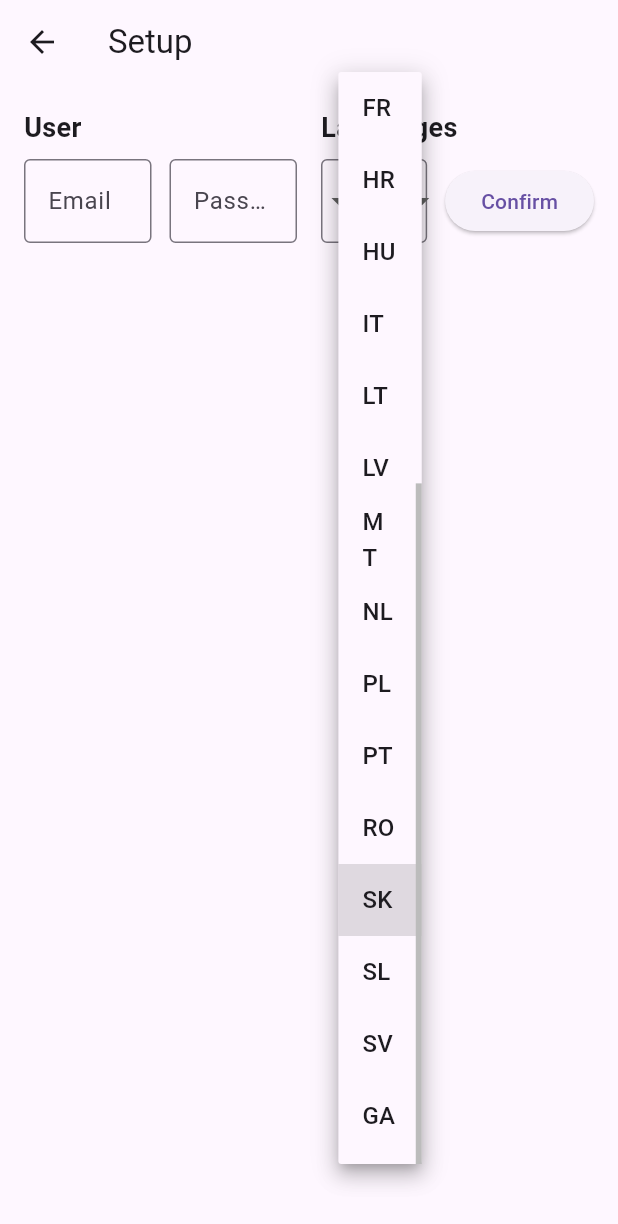
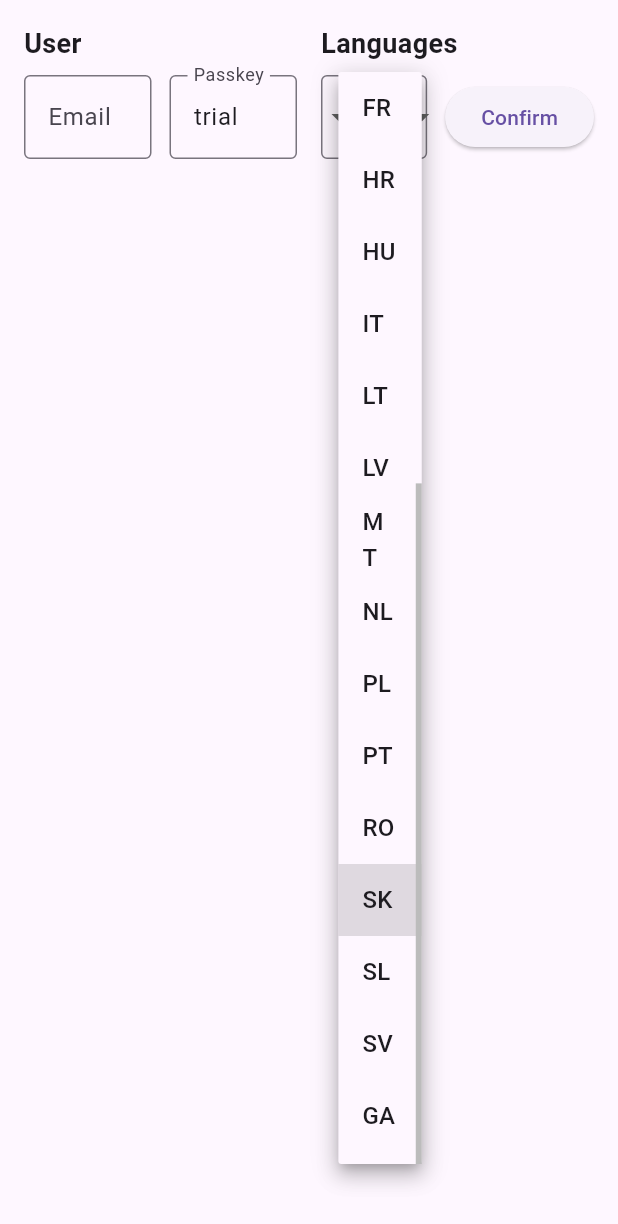
Before and after one commit to jumajazu2/eurolex, a Flutter app: the indicesMaintenance screen opened directly, after a tap on "SK", on a phone screen of 412 x 824 dp. Shown: the top 1224 px of the screen. Run offline on Flutter 3.47's test engine with Material 3 defaults, Android fonts, the phone set to English and light mode, and no system bars; our stand-ins replace file_picker; network calls fail.

Commit message:
initial loading for settings, WIP, null in results

```diff
--- a/lib/file_handling.dart
+++ b/lib/file_handling.dart
@@ -155,7 +155,7 @@ Future<void> writeSettingsToFile(Map<String, dynamic> newJsonData) async {
     final jsonString = const JsonEncoder.withIndent('  ').convert(newJsonData);
     await file.writeAsString(jsonString);
 
-    print("Settings JSON written successfully:\n$jsonString");
+    print("$file\nSettings JSON written successfully:\n$jsonString");
   } catch (e) {
     print("Error writing Settings JSON: $e");
   }
--- a/lib/setup.dart
+++ b/lib/setup.dart
@@ -17,8 +17,8 @@ import 'package:path_provider/path_provider.dart';
 // Simple globals (no `library` / `part`).
 
 // User
-String userEmail = '';
-String userPasskey = '';
+String userEmail = jsonSettings['user_email'] ?? '';
+String userPasskey = jsonSettings['access_key'] ?? '';
 
 // Working languages
 String? lang1;
@@ -113,7 +113,7 @@ class _indicesMaintenanceState extends State<indicesMaintenance> {
         _emailCtrl.text.trim().toLowerCase() == 'juraj.kuban.sk@gmail.com';
 
     return Scaffold(
-      appBar: AppBar(title: const Text('Setup')),
+      // appBar: AppBar(title: const Text('Setup')),
       body: SingleChildScrollView(
         padding: const EdgeInsets.all(16),
         child: Column(
@@ -328,7 +328,13 @@ class _indicesMaintenanceState extends State<indicesMaintenance> {
                   );
                 },
               ),
+              const SizedBox(height: 20),
+              const Text(
+                'Current Settings JSON saved in:',
+                style: TextStyle(fontSize: 18, fontWeight: FontWeight.bold),
+              ),
               const SizedBox(height: 12),
+              Text(File(getFilePath('settings.json')).path),
               Text(jsonSettings.toString()),
             ],
           ],
```
Also changed, not shown: lib/main.dart (+5 -2 lines), lib/preparehtml.dart (+7 -2 lines), lib/search.dart (+8 -1 lines).
